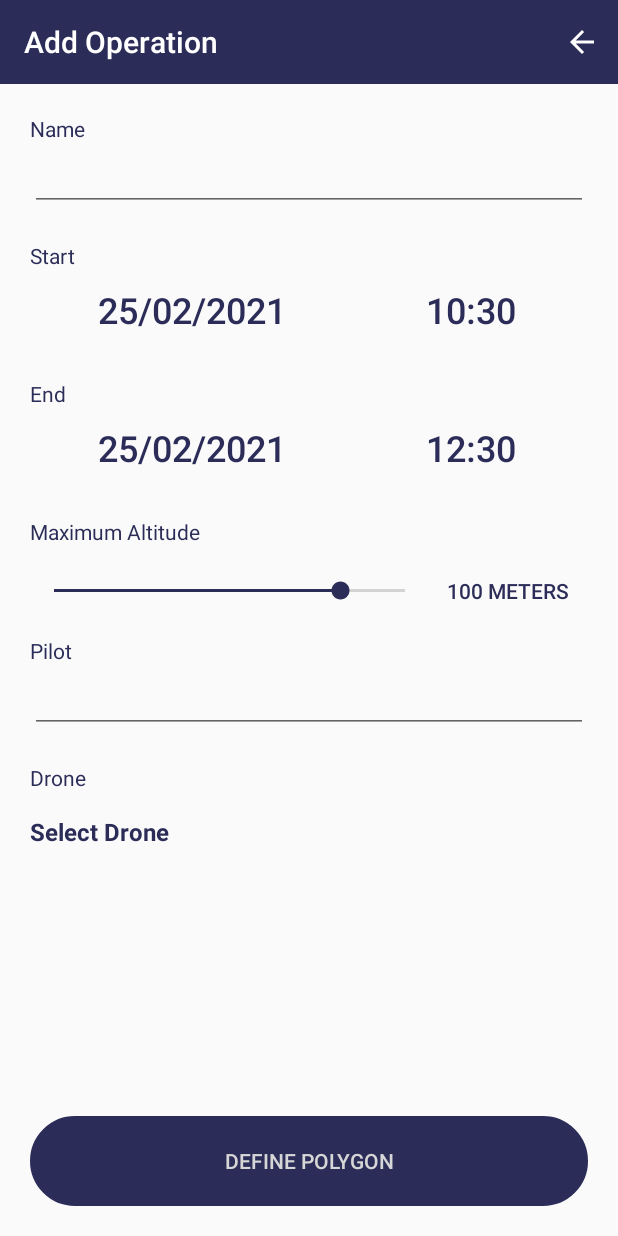
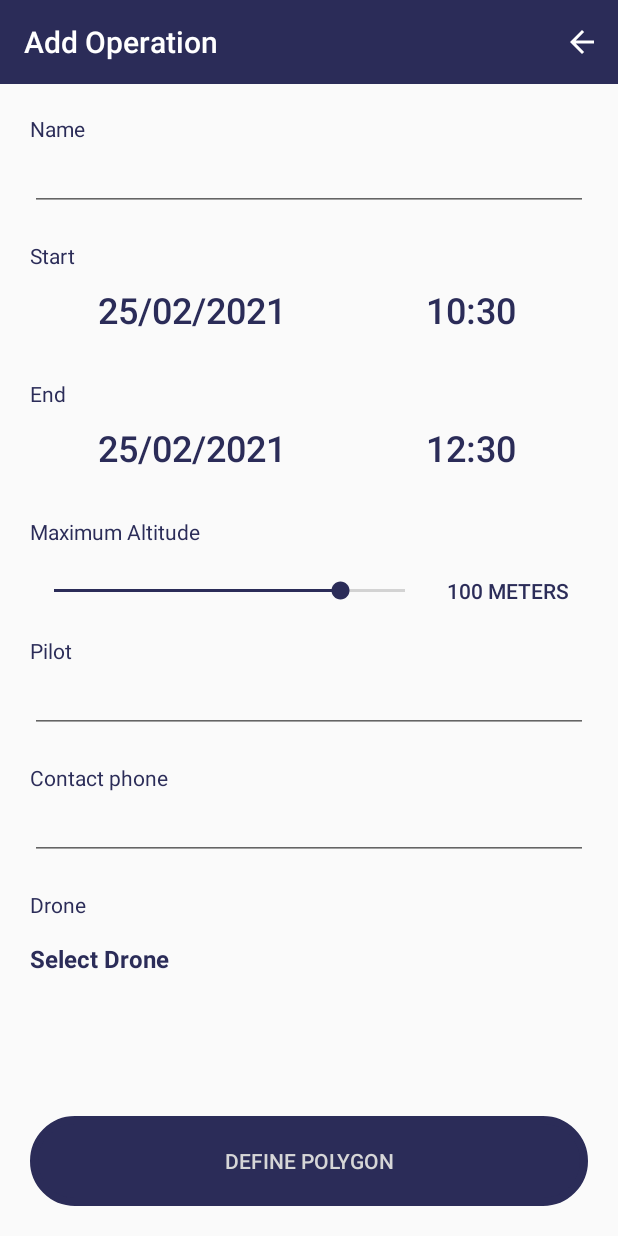
Before and after one commit to portableutm/pilot, an Android app: the AddOperationActivity screen opened directly, with no data from a screen before it, on a phone screen of 412 x 824 dp. Run offline under Robolectric (Android 15) with nearby library versions, the phone set to English and light mode, and no system bars; Roboto replaces fonts that are not available here.

Commit message:
Adding contact phone when creating operation

```diff
--- a/app/src/main/java/com/dronfieslabs/portableutmpilot/services/dronfiesuss_client/DronfiesUssServices.java
+++ b/app/src/main/java/com/dronfieslabs/portableutmpilot/services/dronfiesuss_client/DronfiesUssServices.java
@@ -399,6 +399,7 @@ public class DronfiesUssServices {
             }
         }catch(Exception ex){}
         // return operation
+        //Log.d("tagj",jsonObject.toString());  // debug
         return new com.dronfieslabs.portableutmpilot.services.dronfiesuss_client.entities.Operation(
                 id,
                 description,
@@ -407,6 +408,7 @@ public class DronfiesUssServices {
                 parseDate(strEffectiveTimeEnd),
                 maxAltitude,
                 pilotName,
+                null,
                 droneId,
                 droneDescription,
                 state,
--- a/app/src/main/res/layout/activity_add_operation.xml
+++ b/app/src/main/res/layout/activity_add_operation.xml
@@ -144,6 +144,17 @@
                     android:layout_height="wrap_content"
                     android:layout_marginBottom="20dp"/>
 
+                <!-- Phone -->
+                <TextView
+                    android:layout_width="wrap_content"
+                    android:layout_height="wrap_content"
+                    android:text="@string/str_contact_phone"/>
+                <EditText
+                    android:id="@+id/edit_text_contact_phone"
+                    android:layout_width="match_parent"
+                    android:layout_height="wrap_content"
+                    android:layout_marginBottom="20dp"/>
+
                 <!-- Drone -->
                 <TextView
                     android:layout_width="wrap_content"
--- a/app/src/main/res/values/strings.xml
+++ b/app/src/main/res/values/strings.xml
@@ -23,6 +23,9 @@
     </string>
     <string name="exc_msg_drone_not_selected">You have not selected the drone you are going to use during the operation</string>
     <string name="exc_msg_getting_operations_error">Error getting operations</string>
+    <string name="exc_msg_invalid_operation_contact_phone">The contact phone can not contain the following combination of characters</string>
+    <string name="exc_msg_invalid_operation_contact_phone__2">The contact phone can not be empty. This field is required</string>
+    <string name="exc_msg_invalid_operation_contact_phone__3">The contact phone must be all numbers</string>
     <string name="exc_msg_invalid_operation_datetime">Datetime format is not valid (dd/MM/yyyy HH:mm)</string>
     <string name="exc_msg_invalid_operation_description">The description can not contain the following combination of characters</string>
     <string name="exc_msg_invalid_operation_description__2">The description must be between 1 and 50 characters</string>
@@ -69,6 +72,7 @@
     <string name="str_change_user_type">Change User Type</string>
     <string name="str_change_utm_endpoint">Change UTM endpoint</string>
     <string name="str_confirm">Confirm</string>
+    <string name="str_contact_phone">Contact phone</string>
     <string name="str_current_position">Current Position</string>
     <string name="str_define_manually">Define Manually</string>
     <string name="str_define_polygon">Define polygon</string>
```
Also changed, not shown: app/src/main/java/com/dronfieslabs/portableutmpilot/services/dronfiesuss_client/entities/Operation.java (+11 -1 lines), app/src/main/java/com/dronfieslabs/portableutmpilot/ui/activities/AddOperationActivity.java (+22 -0 lines), app/src/main/java/com/dronfieslabs/portableutmpilot/ui/activities/DefinePolygonManuallyActivity.java (+6 -2 lines), app/src/main/java/com/dronfieslabs/portableutmpilot/ui/activities/DefinePolygonOnMapActivity.java (+6 -2 lines), 1 other file.
